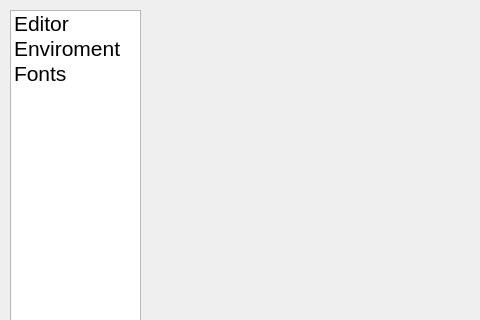
First picture: the form in Preferences/qiandenglakeconfigset.ui, repository Shirasawa-CN/QianDengLake, before the edit; both pictures show x 0 to 480 and y 0 to 320 of the 580 by 480 pixel window.
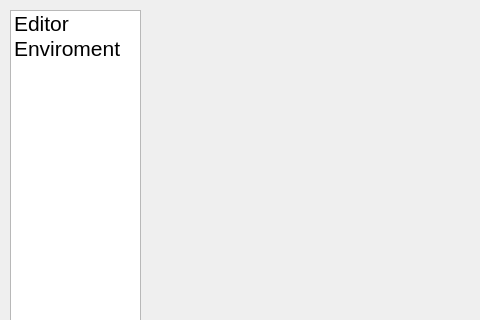
Second picture: the form after the edit.

```diff
--- a/Preferences/qiandenglakeconfigset.ui
+++ b/Preferences/qiandenglakeconfigset.ui
@@ -10,6 +10,18 @@
     <height>480</height>
    </rect>
   </property>
+  <property name="sizePolicy">
+   <sizepolicy hsizetype="Expanding" vsizetype="Expanding">
+    <horstretch>0</horstretch>
+    <verstretch>0</verstretch>
+   </sizepolicy>
+  </property>
+  <property name="minimumSize">
+   <size>
+    <width>580</width>
+    <height>480</height>
+   </size>
+  </property>
   <property name="windowTitle">
    <string>Form</string>
   </property>
@@ -22,6 +34,12 @@
      <height>461</height>
     </rect>
    </property>
+   <property name="sizePolicy">
+    <sizepolicy hsizetype="Expanding" vsizetype="Expanding">
+     <horstretch>0</horstretch>
+     <verstretch>0</verstretch>
+    </sizepolicy>
+   </property>
    <item>
     <property name="text">
      <string>Editor</string>
@@ -42,16 +60,6 @@
      </font>
     </property>
    </item>
-   <item>
-    <property name="text">
-     <string>Fonts</string>
-    </property>
-    <property name="font">
-     <font>
-      <pointsize>16</pointsize>
-     </font>
-    </property>
-   </item>
   </widget>
   <widget class="QWidget" name="widget" native="true">
    <property name="geometry">
```
Left out of the diff: 18 changed lines with no effect on the pictures.
